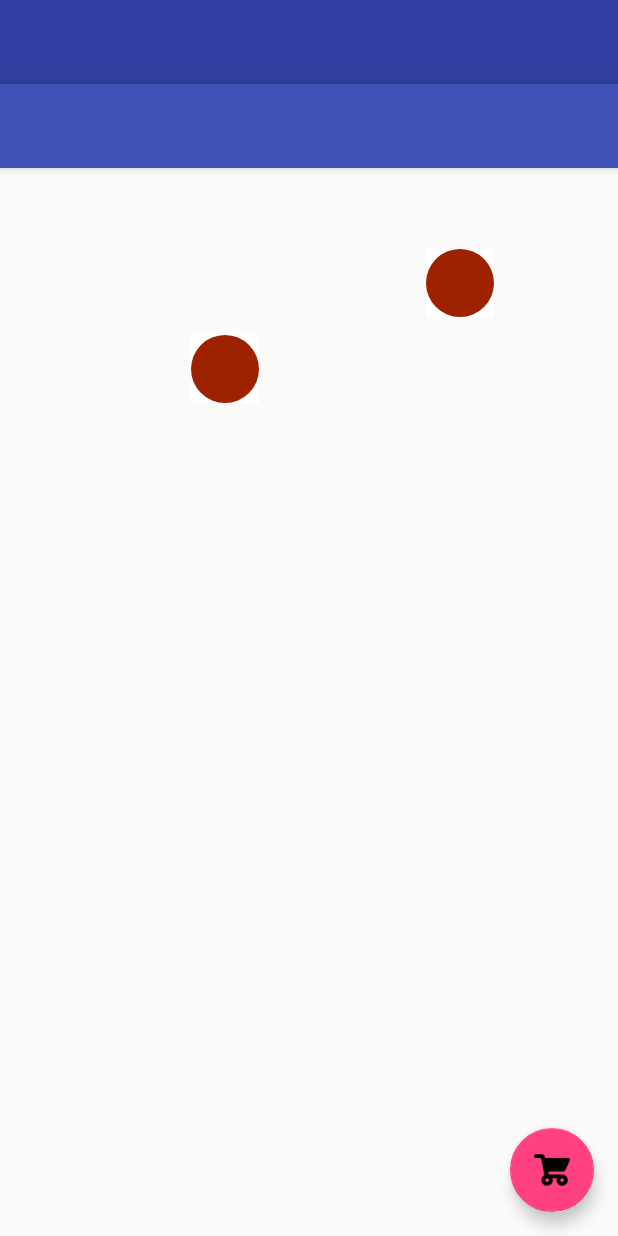
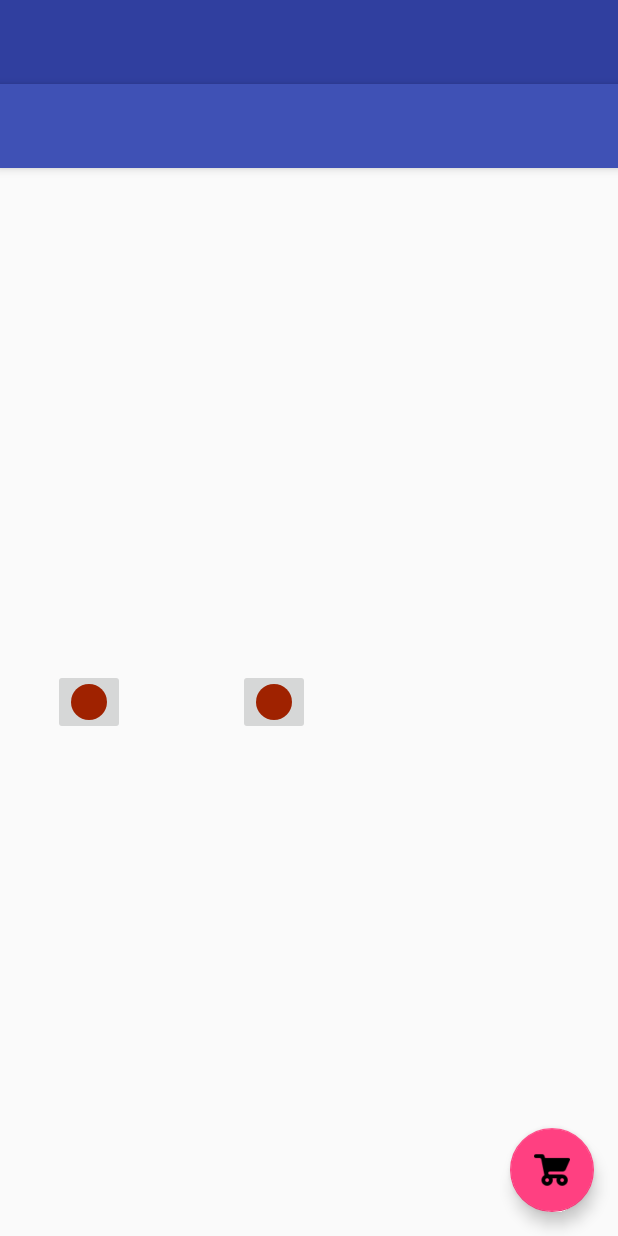
Before and after one commit to CaptainLian/TokhangApp, an Android app: the layout activity_game_map_stage.xml on its own in the app's theme, with its tools: preview values and no code run, on a phone screen of 412 x 824 dp. Run offline under Robolectric (Android 15) with nearby library versions, the phone set to English and light mode, and no system bars.

Commit message:
Fixed not centered lines on nodes on GampeMap

```diff
--- a/app/src/main/res/drawable/icon_circle.xml
+++ b/app/src/main/res/drawable/icon_circle.xml
@@ -1,5 +1,5 @@
 <shape xmlns:android="http://schemas.android.com/apk/res/android"
     android:shape="oval">
     <solid android:color="#9f2200"/>
-    <size android:width="45dp" android:height="45dp"/>
+    <size android:width="24dp" android:height="24dp"/>
 </shape>
--- a/app/src/main/res/layout/activity_game_map_shop.xml
+++ b/app/src/main/res/layout/activity_game_map_shop.xml
@@ -1,8 +1,6 @@
 <?xml version="1.0" encoding="utf-8"?>
 <LinearLayout
     xmlns:android="http://schemas.android.com/apk/res/android"
-    xmlns:app="http://schemas.android.com/apk/res-auto"
-    xmlns:tools="http://schemas.android.com/tools"
     android:layout_width="match_parent"
     android:layout_height="match_parent"
     android:orientation="vertical">
--- a/app/src/main/res/layout/activity_game_map_stage.xml
+++ b/app/src/main/res/layout/activity_game_map_stage.xml
@@ -8,10 +8,7 @@
     android:fitsSystemWindows="true"
     tools:openDrawer="start">
 
-    <ImageView
-        android:id="@+id/id_map_drawArea"
-        android:layout_width="match_parent"
-        android:layout_height="match_parent" />
+
 
     <include
         layout="@layout/app_bar_game_map"
--- a/app/src/main/res/layout/activity_main.xml
+++ b/app/src/main/res/layout/activity_main.xml
@@ -5,7 +5,6 @@
     android:layout_height="match_parent"
     tools:context="dlsu.wirtec.tokhangapp.MainActivity"
     android:id="@+id/container_superParent">
-
     <ImageView
         android:layout_width="wrap_content"
         android:layout_height="130dp"
@@ -40,5 +39,4 @@
         android:layout_centerInParent="true"
         android:src="@mipmap/hscore"
         android:layout_below="@+id/btn_startGame"/>
-
 </RelativeLayout>
--- a/app/src/main/res/layout/content_game_map.xml
+++ b/app/src/main/res/layout/content_game_map.xml
@@ -5,10 +5,6 @@
     android:id="@+id/content_game_map"
     android:layout_width="match_parent"
     android:layout_height="match_parent"
-    android:paddingBottom="@dimen/activity_vertical_margin"
-    android:paddingLeft="@dimen/activity_horizontal_margin"
-    android:paddingRight="@dimen/activity_horizontal_margin"
-    android:paddingTop="@dimen/activity_vertical_margin"
     app:layout_behavior="@string/appbar_scrolling_view_behavior"
     tools:context="dlsu.wirtec.tokhangapp.GameMapActivity"
     tools:showIn="@layout/app_bar_game_map">
@@ -16,22 +12,25 @@
     <ImageButton
         android:id="@+id/btn_paco"
         android:src="@drawable/icon_circle"
-        android:background="#ffffff"
         android:layout_width="wrap_content"
         android:layout_height="wrap_content"
-        android:layout_marginTop="95dp"
-        android:layout_alignParentTop="true"
-        android:layout_alignParentStart="true"
-        android:layout_marginStart="111dp" />
+        android:layout_marginStart="35dp"
+        android:layout_alignTop="@+id/btn_makati"
+        android:layout_alignParentStart="true" />
 
     <ImageButton
         android:id="@+id/btn_makati"
         android:src="@drawable/icon_circle"
-        android:background="#ffffff"
         android:layout_width="wrap_content"
         android:layout_height="wrap_content"
-        android:layout_marginTop="38dp"
+        android:layout_marginStart="75dp"
+        android:layout_centerVertical="true"
+        android:layout_toEndOf="@+id/btn_paco" />
+
+    <ImageView
+        android:id="@+id/id_map_drawArea"
+        android:layout_width="match_parent"
+        android:layout_height="match_parent"
         android:layout_alignParentTop="true"
-        android:layout_toEndOf="@+id/btn_paco"
-        android:layout_marginStart="111dp" />
+        android:layout_alignParentStart="true" />
 </RelativeLayout>
--- a/app/src/main/res/values/strings.xml
+++ b/app/src/main/res/values/strings.xml
@@ -2,8 +2,8 @@
     <string name="app_name">Drug Reduction Force</string>
     <string name="app_name_short">Dre Force</string>
 
-    <string name="title_activity_leaderboard">LeaderBoardActivity</string>
-    <string name="title_activity_game_map">Philippines Map</string>
+    <string name="title_activity_leaderboard">High Scores</string>
+    <string name="title_activity_game_map">Action Map</string>
 
 
     <string name="navigation_drawer_open">Open navigation drawer</string>
@@ -24,6 +24,7 @@
     <string name="dialog_quit_negative">No!</string>
     <string name="dialog_quit_neutral">Meh.</string>
 
+    <!-- GameMapActivity Shop -->
     <string name="shop_title">Tindahan ni Aling Nena</string>
     <string name="shop_name">Name</string>
     <string name="shop_icon">Icon</string>
```
Also changed, not shown: app/src/main/java/dlsu/wirtec/tokhangapp/ui/MapPerspective.java (+7 -13 lines), 10 other files.
